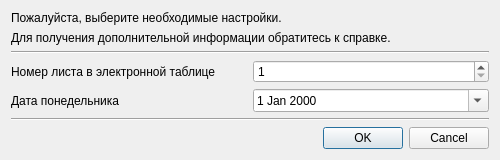
Old version of the form src/interface/forms/import.ui in the repository YoukaiCat/TMIS.
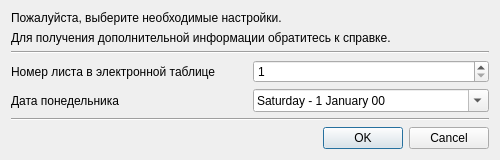
New version of the form.

Commit message:
Show dialog on double-click
+ Добавлено обновление таблиц после редактирования записи

```diff
--- a/src/interface/forms/import.ui
+++ b/src/interface/forms/import.ui
@@ -41,6 +41,9 @@
        </item>
        <item row="2" column="1">
         <widget class="QDateEdit" name="dateEdit">
+         <property name="displayFormat">
+          <string>dddd - d MMMM yy</string>
+         </property>
          <property name="calendarPopup">
           <bool>true</bool>
          </property>
```
The commit also changes 4 other files.
